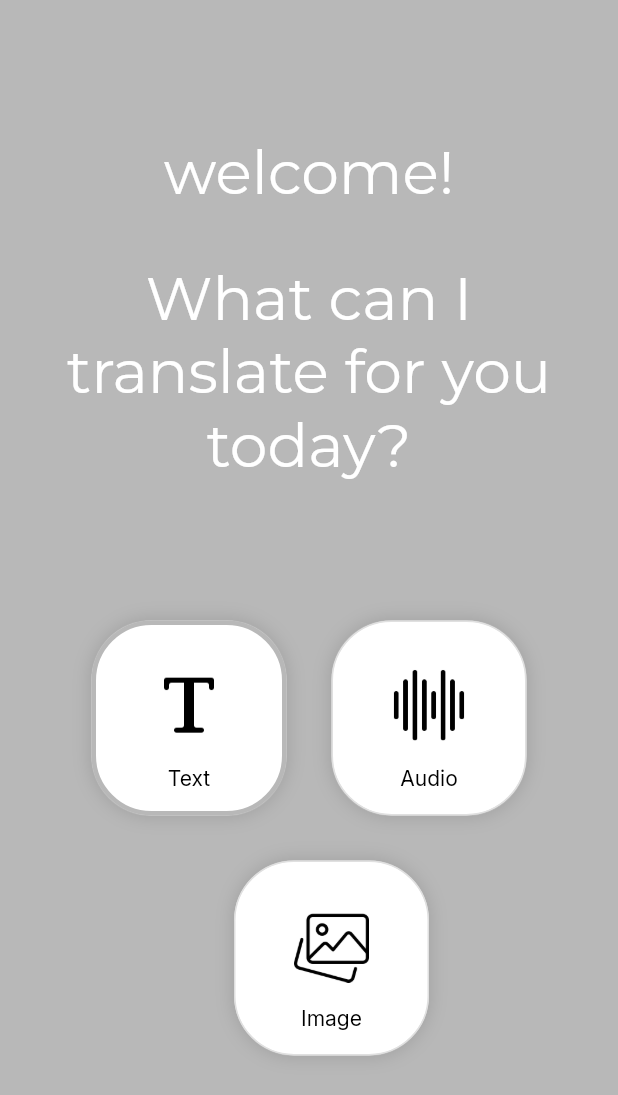
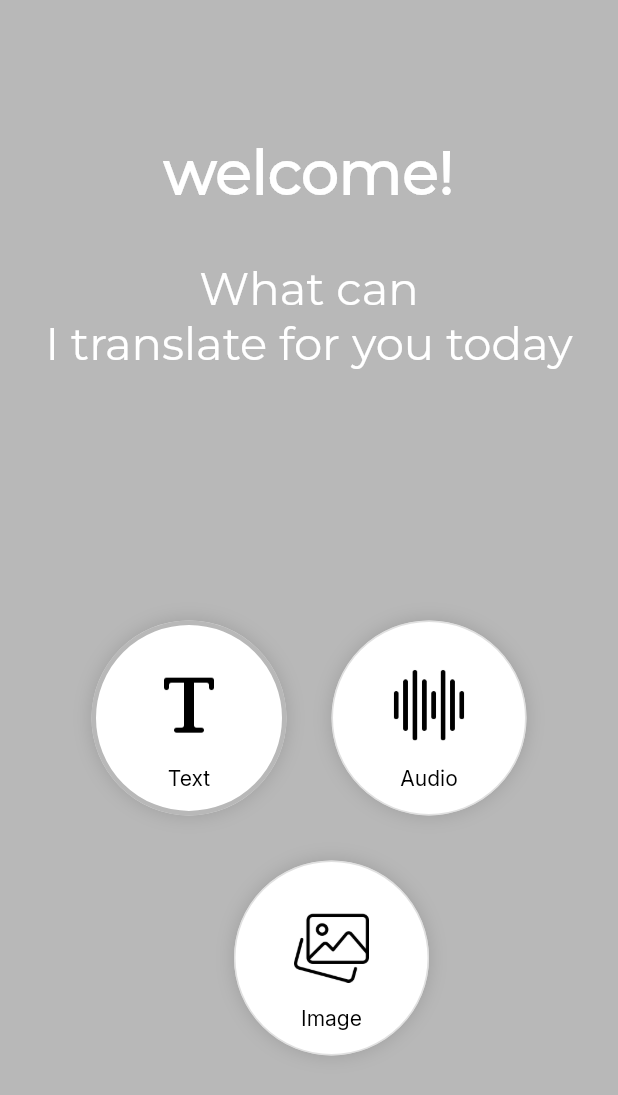
Before and after one commit to rusiru-lakmal/signLanguage_app, a Flutter app: the screen it shows after launch, on a phone screen of 412 x 824 dp. Shown: the top 1095 px of the screen. Run offline on Flutter 3.47's test engine with Material 2 defaults, Android fonts, the phone set to English and light mode, and no system bars; our stand-ins replace animated_splash_screen, avatar_glow, camera, flutter_spinkit, flutter_svg, get and 3 more; missing offline and left inert: tflite_flutter, tflite_flutter_helper.

Commit message:
fix sum issuses and interface changed

```diff
--- a/lib/frames/home.dart
+++ b/lib/frames/home.dart
@@ -73,6 +73,7 @@ class _HomeState extends State<Home> {
                               color: Colors.white,
                               fontSize: 40,
                               fontFamily: 'Montserrat',
+                              fontWeight: FontWeight.bold,
                             ),
                             textAlign: TextAlign.center,
                           ),
@@ -82,10 +83,10 @@ class _HomeState extends State<Home> {
                         ),
                         const Center(
                           child: Text(
-                            "What can I\ntranslate for you today?",
+                            "What can \nI translate for you today",
                             style: TextStyle(
                               color: Colors.white,
-                              fontSize: 40,
+                              fontSize: 30,
                               fontFamily: 'Montserrat',
                             ),
                             textAlign: TextAlign.center,
@@ -226,7 +227,7 @@ class _HomeState extends State<Home> {
       border: borderList[index]
           ? Border.all(color: color, width: 3.0)
           : Border.all(color: Colors.grey.shade300),
-      borderRadius: BorderRadius.circular(40),
+      borderRadius: BorderRadius.circular(70),
       boxShadow: const [
         BoxShadow(
           blurStyle: BlurStyle.outer,
```
